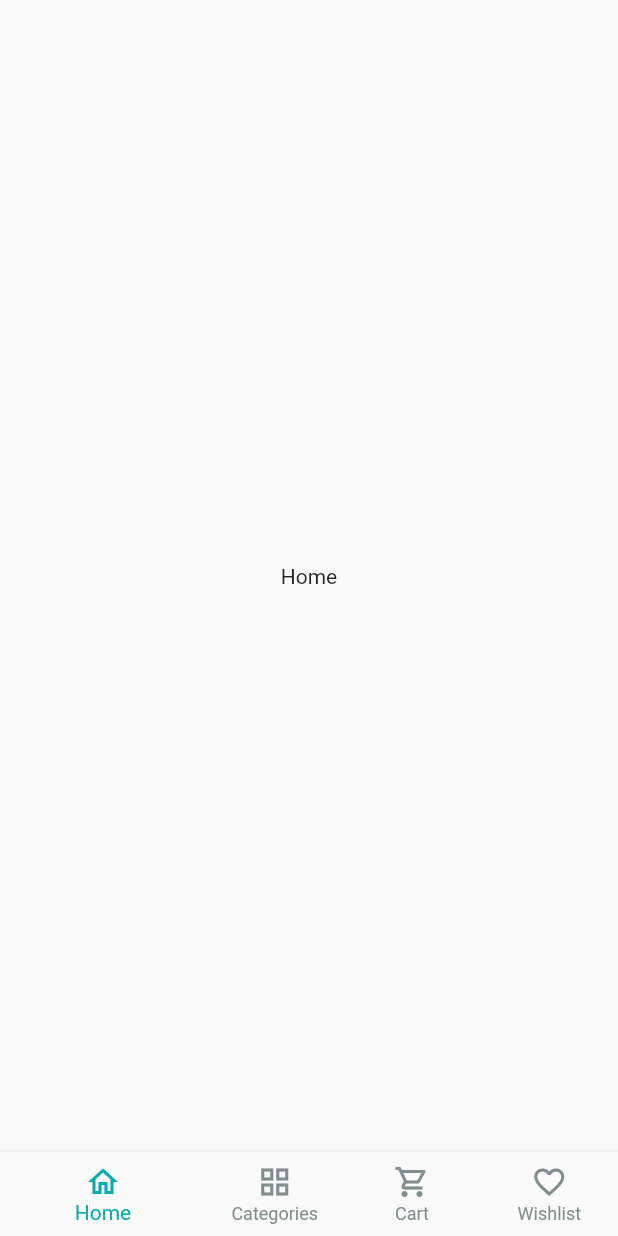
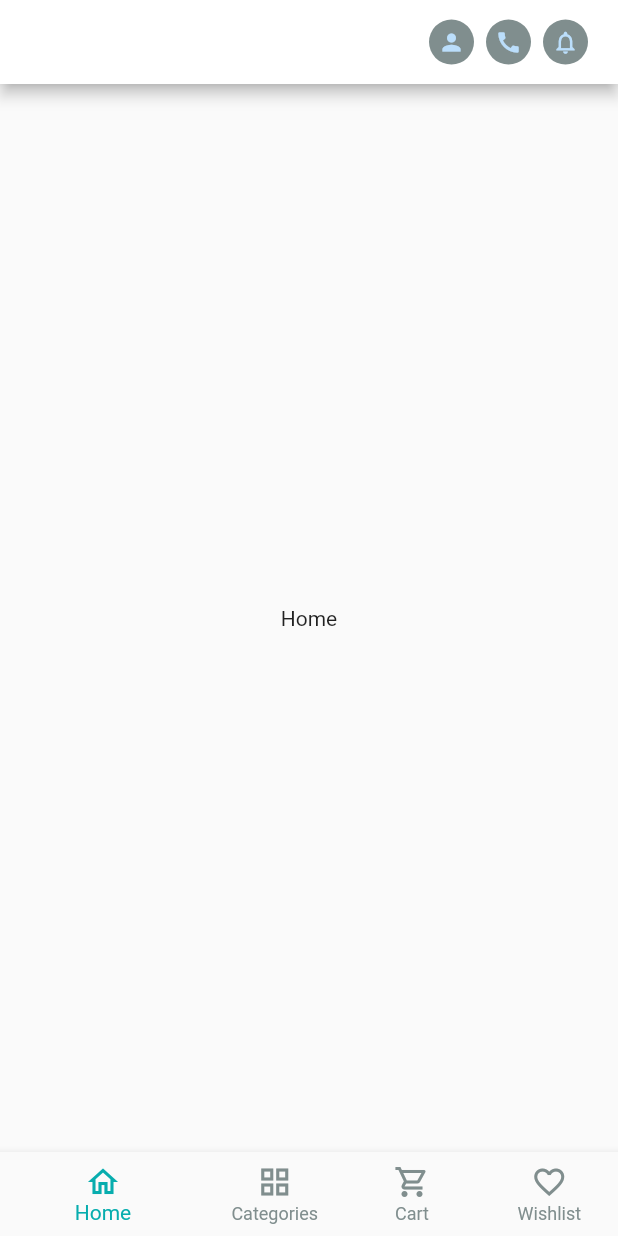
Before and after one commit to Ali007G/ecommerce_shopanbd_app, a Flutter app: the screen it shows after launch, on a phone screen of 412 x 824 dp. Run offline on Flutter 3.47's test engine with Material 2 defaults, Android fonts, the phone set to English and light mode, and no system bars; our stand-ins replace get, pin_code_fields.

Commit message:
home screen ui in progress

```diff
--- a/lib/main.dart
+++ b/lib/main.dart
@@ -21,9 +21,14 @@ class ShopanBD extends StatelessWidget {
   @override
   Widget build(BuildContext context) {
     return GetMaterialApp(
+      debugShowCheckedModeBanner: false,
       home: const SplashScreen(),
      // themeMode: ThemeMode.dark,
       darkTheme: ThemeData(
+        appBarTheme: AppBarTheme(
+          color: Colors.white,
+              elevation: 1,
+        ),
         brightness: Brightness.dark,
       elevatedButtonTheme: ElevatedButtonThemeData(
         style: ElevatedButton.styleFrom(
--- a/lib/ui/screens/home_screen.dart
+++ b/lib/ui/screens/home_screen.dart
@@ -1,3 +1,4 @@
+import 'package:ecommerce_shopanbd/ui/utills/app_colours.dart';
 import 'package:flutter/material.dart';
 
 class HomeScreen extends StatelessWidget {
@@ -6,9 +7,56 @@ class HomeScreen extends StatelessWidget {
   @override
   Widget build(BuildContext context) {
     return Scaffold(
+      appBar: AppBar(
+        backgroundColor: Colors.white,
+        title: Row(
+          children: [
+           // Image.asset('assets/images/nap.jpg'),
+            const Spacer(),
+            AppBarIconButton(
+              icondata: Icons.person,
+              onTap: (){},
+            ),
+            AppBarIconButton(
+              icondata: Icons.call,
+              onTap: (){},
+            ),
+            AppBarIconButton(
+              icondata: Icons.notifications_none,
+              onTap: (){},
+            ),
+          ],
+        ),
+      ),
       body: Center(
-       child: Text('Home'),
+        child: Text('Home'),
       ),
     );
   }
 }
+
+class AppBarIconButton extends StatelessWidget {
+  const AppBarIconButton({
+    Key? key, required this.icondata, required this.onTap,
+  }) : super(key: key);
+
+  final IconData icondata;
+  final VoidCallback onTap;
+
+  @override
+  Widget build(BuildContext context) {
+    return InkWell(
+      onTap: onTap,
+      borderRadius: BorderRadius.circular(16),
+      splashColor: primaryColor.withOpacity(0.4),
+      child: Padding(
+        padding: const EdgeInsets.symmetric(horizontal: 4),
+        child: CircleAvatar(
+          backgroundColor: greyColor,
+          radius: 15,
+          child: Icon(icondata,size: 18,),
+        ),
+      ),
+    );
+  }
+}
```
Also changed, not shown: assets/images/nap.jpg (added).
